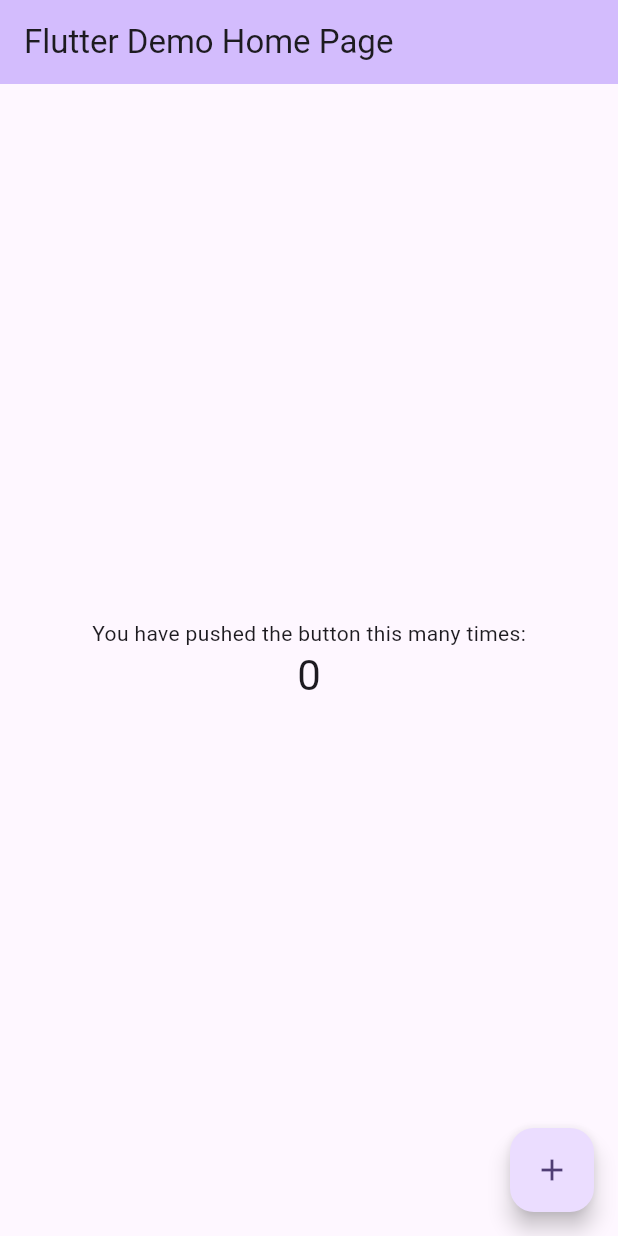
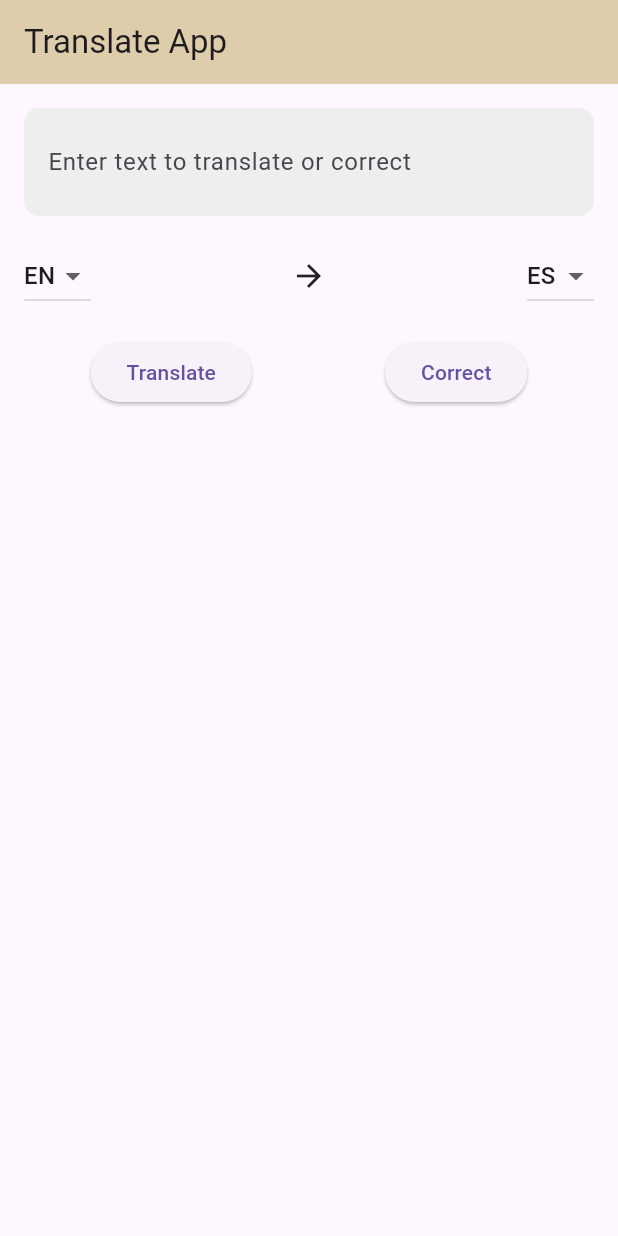
Before and after one commit to yassine1243UI/flutter_trad, a Flutter app: the screen it shows after launch, on a phone screen of 412 x 824 dp. Run offline on Flutter 3.47's test engine with Material 3 defaults, Android fonts, the phone set to English and light mode, and no system bars.

Commit message:
Modification de page d'acceuil

```diff
--- a/lib/main.dart
+++ b/lib/main.dart
@@ -1,125 +1,216 @@
+import 'dart:convert';
 import 'package:flutter/material.dart';
+import 'package:http/http.dart' as http;
 
 void main() {
-  runApp(const MyApp());
+  runApp(TranslateApp());
 }
 
-class MyApp extends StatelessWidget {
-  const MyApp({super.key});
-
-  // This widget is the root of your application.
+class TranslateApp extends StatelessWidget {
   @override
   Widget build(BuildContext context) {
     return MaterialApp(
-      title: 'Flutter Demo',
+      title: 'Translate App',
       theme: ThemeData(
-        // This is the theme of your application.
-        //
-        // TRY THIS: Try running your application with "flutter run". You'll see
-        // the application has a purple toolbar. Then, without quitting the app,
-        // try changing the seedColor in the colorScheme below to Colors.green
-        // and then invoke "hot reload" (save your changes or press the "hot
-        // reload" button in a Flutter-supported IDE, or press "r" if you used
-        // the command line to start the app).
-        //
-        // Notice that the counter didn't reset back to zero; the application
-        // state is not lost during the reload. To reset the state, use hot
-        // restart instead.
-        //
-        // This works for code too, not just values: Most code changes can be
-        // tested with just a hot reload.
-        colorScheme: ColorScheme.fromSeed(seedColor: Colors.deepPurple),
-        useMaterial3: true,
+        primarySwatch: Colors.blue,
+        brightness: Brightness.light, // Choix du thème clair
       ),
-      home: const MyHomePage(title: 'Flutter Demo Home Page'),
+      home: TranslationScreen(),
     );
   }
 }
 
-class MyHomePage extends StatefulWidget {
-  const MyHomePage({super.key, required this.title});
-
-  // This widget is the home page of your application. It is stateful, meaning
-  // that it has a State object (defined below) that contains fields that affect
-  // how it looks.
-
-  // This class is the configuration for the state. It holds the values (in this
-  // case the title) provided by the parent (in this case the App widget) and
-  // used by the build method of the State. Fields in a Widget subclass are
-  // always marked "final".
-
-  final String title;
-
+class TranslationScreen extends StatefulWidget {
   @override
-  State<MyHomePage> createState() => _MyHomePageState();
+  _TranslationScreenState createState() => _TranslationScreenState();
 }
 
-class _MyHomePageState extends State<MyHomePage> {
-  int _counter = 0;
+class _TranslationScreenState extends State<TranslationScreen> {
+  String inputText = '';
+  String translatedText = '';
+  String fromLang = 'en';
+  String toLang = 'es';
 
-  void _incrementCounter() {
-    setState(() {
-      // This call to setState tells the Flutter framework that something has
-      // changed in this State, which causes it to rerun the build method below
-      // so that the display can reflect the updated values. If we changed
-      // _counter without calling setState(), then the build method would not be
-      // called again, and so nothing would appear to happen.
-      _counter++;
+  List<String> languages = ['en', 'es', 'fr', 'it']; // Ajoutez plus de langues
+  List<Map<String, String>> conversation = []; // Historique des conversations
+
+  String apiKey = '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'; // Remplacez par votre clé API
+
+  Future<void> translateText() async {
+    String prompt = "Translate the following text, correct it if needed and be shortest from $fromLang to $toLang: '$inputText'";
+
+    var response = await sendRequest(prompt);
+    if (response != null) {
+      setState(() {
+        translatedText = response;
+        // Enregistrer dans l'historique de conversation
+        conversation.add({'prompt': prompt, 'response': translatedText});
+      });
+    }
+  }
+
+  Future<void> correctText() async {
+    String prompt = "Correct the following sentence: '$inputText'";
+
+    var response = await sendRequest(prompt);
+    if (response != null) {
+      setState(() {
+        translatedText = response;
+        // Enregistrer dans l'historique de conversation
+        conversation.add({'prompt': prompt, 'response': translatedText});
+      });
+    }
+  }
+
+  Future<String?> sendRequest(String prompt) async {
+    var url = Uri.parse('https://api.groq.com/openai/v1/chat/completions');
+    var headers = {
+      'Content-Type': 'application/json',
+      'Authorization': 'Bearer $apiKey'
+    };
+    var body = jsonEncode({
+      "messages": [
+        {
+          "role": "user",
+          "content": prompt,
+        }
+      ],
+      "model": "llama3-8b-8192"
     });
+
+    var response = await http.post(url, headers: headers, body: body);
+
+    if (response.statusCode == 200) {
+      var responseData = jsonDecode(response.body);
+      return responseData['choices'][0]['message']['content'];
+    } else {
+      print('Failed to translate or correct text: ${response.statusCode}');
+      return null;
+    }
   }
 
   @override
   Widget build(BuildContext context) {
-    // This method is rerun every time setState is called, for instance as done
-    // by the _incrementCounter method above.
-    //
-    // The Flutter framework has been optimized to make rerunning build methods
-    // fast, so that you can just rebuild anything that needs updating rather
-    // than having to individually change instances of widgets.
     return Scaffold(
       appBar: AppBar(
-        // TRY THIS: Try changing the color here to a specific color (to
-        // Colors.amber, perhaps?) and trigger a hot reload to see the AppBar
-        // change color while the other colors stay the same.
-        backgroundColor: Theme.of(context).colorScheme.inversePrimary,
-        // Here we take the value from the MyHomePage object that was created by
-        // the App.build method, and use it to set our appbar title.
-        title: Text(widget.title),
+        title: Text('Translate App'),
+        backgroundColor: Color.fromARGB(224, 216, 199, 158),
       ),
-      body: Center(
-        // Center is a layout widget. It takes a single child and positions it
-        // in the middle of the parent.
+      body: Padding(
+        padding: const EdgeInsets.all(16.0),
         child: Column(
-          // Column is also a layout widget. It takes a list of children and
-          // arranges them vertically. By default, it sizes itself to fit its
-          // children horizontally, and tries to be as tall as its parent.
-          //
-          // Column has various properties to control how it sizes itself and
-          // how it positions its children. Here we use mainAxisAlignment to
-          // center the children vertically; the main axis here is the vertical
-          // axis because Columns are vertical (the cross axis would be
-          // horizontal).
-          //
-          // TRY THIS: Invoke "debug painting" (choose the "Toggle Debug Paint"
-          // action in the IDE, or press "p" in the console), to see the
-          // wireframe for each widget.
-          mainAxisAlignment: MainAxisAlignment.center,
-          children: <Widget>[
-            const Text(
-              'You have pushed the button this many times:',
+          crossAxisAlignment: CrossAxisAlignment.stretch,
+          children: [
+            AnimatedContainer(
+              duration: Duration(milliseconds: 300),
+              decoration: BoxDecoration(
+                borderRadius: BorderRadius.circular(10),
+                color: Colors.grey[200],
+              ),
+              child: TextField(
+                decoration: InputDecoration(
+                  labelText: 'Enter text to translate or correct',
+                  border: InputBorder.none,
+                  contentPadding: EdgeInsets.all(16.0),
+                ),
+                onChanged: (value) {
+                  setState(() {
+                    inputText = value;
+                  });
+                },
+              ),
             ),
-            Text(
-              '$_counter',
-              style: Theme.of(context).textTheme.headlineMedium,
+            SizedBox(height: 16),
+            Row(
+              mainAxisAlignment: MainAxisAlignment.spaceBetween,
+              children: [
+                DropdownButton<String>(
+                  value: fromLang,
+                  items: languages.map((String lang) {
+                    return DropdownMenuItem<String>(
+                      value: lang,
+                      child: Text(lang.toUpperCase()),
+                    );
+                  }).toList(),
+                  onChanged: (newValue) {
+                    setState(() {
+                      fromLang = newValue!;
+                    });
+                  },
+                ),
+                Icon(Icons.arrow_forward),
+                DropdownButton<String>(
+                  value: toLang,
+                  items: languages.map((String lang) {
+                    return DropdownMenuItem<String>(
+                      value: lang,
+                      child: Text(lang.toUpperCase()),
+                    );
+                  }).toList(),
+                  onChanged: (newValue) {
+                    setState(() {
+                      toLang = newValue!;
+                    });
+                  },
+                ),
+              ],
             ),
+            SizedBox(height: 16),
+            Row(
+              mainAxisAlignment: MainAxisAlignment.spaceAround,
+              children: [
+                ElevatedButton(
+                  onPressed: () {
+                    translateText();
+                  },
+                  child: Text('Translate'),
+                ),
+                ElevatedButton(
+                  onPressed: () {
+                    correctText();
+                  },
+                  child: Text('Correct'),
+                ),
+              ],
+            ),
+            SizedBox(height: 16),
+          Expanded(
+          child: ListView.builder(
+            itemCount: conversation.length,
+            itemBuilder: (context, index) {
+              final conversationIndex = conversation.length - 1 - index;
+
+              // Alterner les couleurs de fond
+              Color backgroundColor = index % 2 == 0 ? Colors.grey[200]! : Colors.blue[50]!;
+
+              // Alterner l'alignement du texte
+              CrossAxisAlignment alignment =
+                  index % 2 == 0 ? CrossAxisAlignment.start : CrossAxisAlignment.end;
+
+              return Container(
+                color: backgroundColor,
+                child: Padding(
+                  padding: const EdgeInsets.all(8.0),
+                  child: Column(
+                    crossAxisAlignment: alignment,
+                    children: [
+                      SizedBox(height: 4),
+                      Text(
+                        '${conversation[conversationIndex]['response']}',
+                        textAlign: index % 2 == 0 ? TextAlign.left : TextAlign.right,
+                      ),
+                    ],
+                  ),
+                ),
+              );
+            },
+          ),
+),
+
+
           ],
         ),
       ),
-      floatingActionButton: FloatingActionButton(
-        onPressed: _incrementCounter,
-        tooltip: 'Increment',
-        child: const Icon(Icons.add),
-      ), // This trailing comma makes auto-formatting nicer for build methods.
     );
   }
 }
--- a/pubspec.yaml
+++ b/pubspec.yaml
@@ -30,6 +30,8 @@ environment:
 dependencies:
   flutter:
     sdk: flutter
+
+  http: ^0.13.6
 
 
   # The following adds the Cupertino Icons font to your application.
```
Also changed, not shown: pubspec.lock, 2 other files.
